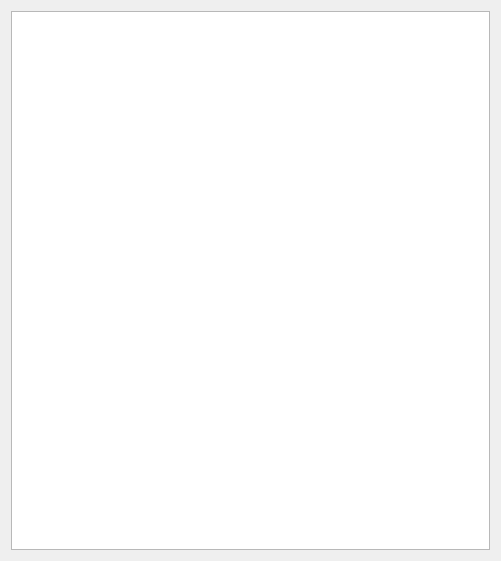
Qt form callstackwindow.ui (mshroyer/towerofhanoi) before a commit.
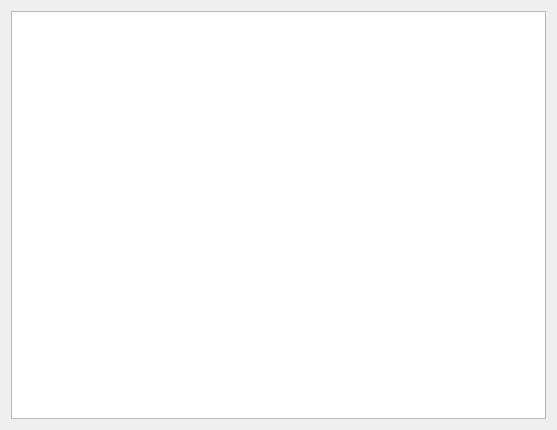
The same form after that commit.

Commit message: Indent function calls in stack window

The edit to the form file:
```diff
--- a/callstackwindow.ui
+++ b/callstackwindow.ui
@@ -6,8 +6,8 @@
    <rect>
     <x>0</x>
     <y>0</y>
-    <width>501</width>
-    <height>561</height>
+    <width>557</width>
+    <height>430</height>
    </rect>
   </property>
   <property name="windowTitle">
```
The commit also changes 1 other file.
